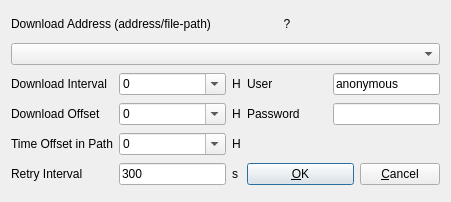
Before: the Qt Designer form app/appcmn_qt/ftpoptdlg.ui in tomojitakasu/RTKLIB, drawn with Qt 5.
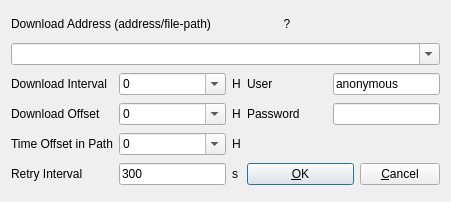
After: the same form once the commit is applied.

Commit message: - fixed flow control in serial options dialog - fixed checkbox handles in command option dialog - made address line editable in ftpoptdlg

Diff of the .ui file:
```diff
--- a/app/appcmn_qt/ftpoptdlg.ui
+++ b/app/appcmn_qt/ftpoptdlg.ui
@@ -54,6 +54,9 @@
      <property name="toolTip">
       <string/>
      </property>
+     <property name="editable">
+      <bool>true</bool>
+     </property>
     </widget>
    </item>
    <item row="2" column="0">
```
The commit also changes 3 other files.
